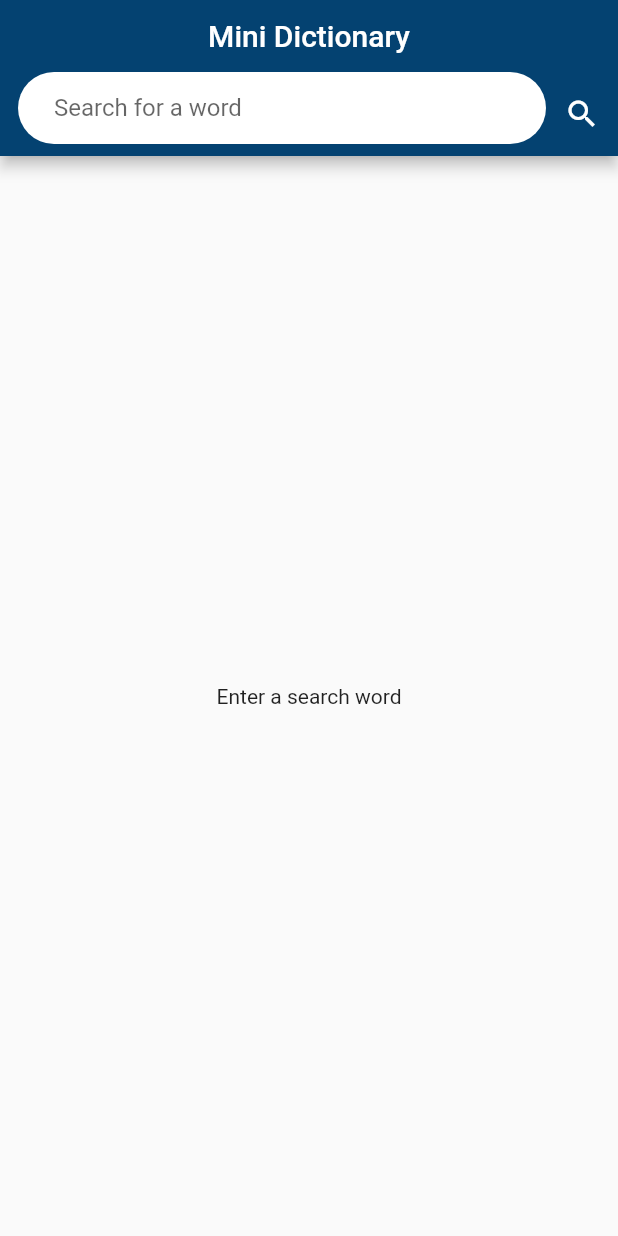
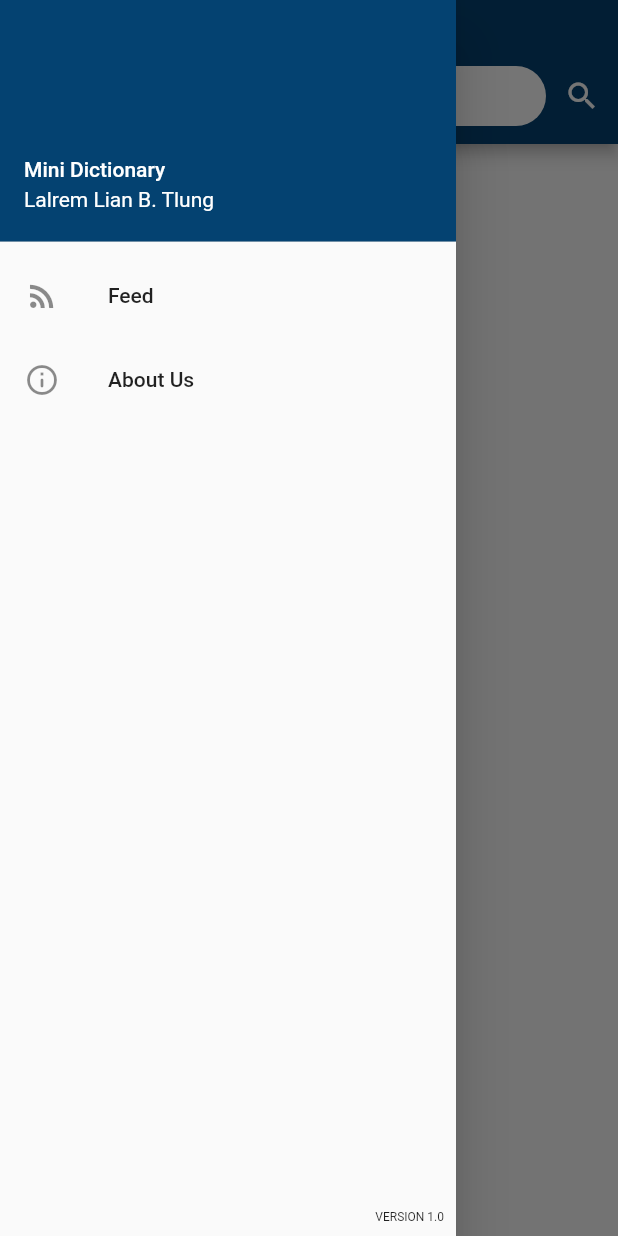
Before and after one commit to LalremLian/Mini_Dictionary, a Flutter app: the screen it shows after launch, with the side drawer open (before the commit the screen has no drawer), on a phone screen of 412 x 824 dp. Run offline on Flutter 3.47's test engine with Material 2 defaults, Android fonts, the phone set to English and light mode, and no system bars; our stand-ins replace double_back_to_close_app, get, lottie.

Commit message:
Worked on About

```diff
--- a/lib/routes/routes.dart
+++ b/lib/routes/routes.dart
@@ -1,5 +1,6 @@
 import 'package:get/get.dart';
 import 'package:mini_dictionary/binding/definition_binding.dart';
+import 'package:mini_dictionary/view/About%20Us.dart';
 import 'package:mini_dictionary/view/splash_screen_page.dart';
 
 import '../view/defination_page.dart';
@@ -19,6 +20,13 @@ appRoutes() => [
     transition: Transition.leftToRightWithFade,
     transitionDuration: const Duration(milliseconds: 500),
   ),
+  GetPage(
+    name: '/aboutUsScreen',
+    page: () => const AboutUs(),
+    middlewares: [MyMiddelware()],
+    transition: Transition.leftToRightWithFade,
+    transitionDuration: const Duration(milliseconds: 500),
+  ),
 ];
 
 class MyMiddelware extends GetMiddleware {
--- a/lib/view/defination_page.dart
+++ b/lib/view/defination_page.dart
@@ -1,5 +1,6 @@
 import 'package:flutter/material.dart';
 import 'package:get/get.dart';
+import 'package:mini_dictionary/widget/drawer_widget.dart';
 import '../controller/definition_page_controller.dart';
 import 'package:lottie/lottie.dart';
 
@@ -8,21 +9,100 @@ import 'package:double_back_to_close_app/double_back_to_close_app.dart';
 class Definition extends StatelessWidget {
   Definition({Key? key}) : super(key: key);
 
+  var scaffoldKey = GlobalKey<ScaffoldState>();
   //late Stream stream;
   final definitionPageController = Get.find<DefinitionPageController>();
 
   @override
   Widget build(BuildContext context) {
     return Scaffold(
+      key: scaffoldKey,
+      drawer: const DrawerWidget(),
       appBar: AppBar(
+        title: const Text('Mini Dictionary'),
+        leading: IconButton(
+          icon: const Icon(
+            Icons.menu_rounded,
+            // color: Colors.red,
+            size: 30, // Changing Drawer Icon Size
+          ),
+          onPressed: () {
+            if(scaffoldKey.currentState!.isDrawerOpen){
+              scaffoldKey.currentState!.closeDrawer();
+              //close drawer, if drawer is open
+            }else{
+              scaffoldKey.currentState!.openDrawer();
+              //open drawer, if drawer is closed
+            }
+          },
+          tooltip: MaterialLocalizations.of(context).openAppDrawerTooltip,
+        ),
+
+
+        /*actions: [
+*//*          IconButton(
+            icon: const Icon(
+              Icons.menu,
+              color: Colors.white,
+            ),
+            onPressed: () {
+              const DrawerWidget();
+            },
+          ),*//*
+
+          Container(
+            width: 250.0,
+            margin: const EdgeInsets.only(bottom: 8.0, top: 8.0),
+            decoration: BoxDecoration(
+              color: Colors.white,
+              borderRadius: BorderRadius.circular(24.0),
+            ),
+            child: TextFormField(
+              //.................................Search Action In keyboard
+              style: const TextStyle(fontSize: 18),
+              textInputAction: TextInputAction.search,
+              controller: definitionPageController.editingController,
+              decoration: const InputDecoration(
+                hintText: "Search for a word",
+                contentPadding: EdgeInsets.only(left: 24.0,bottom: 8.0),
+                border: InputBorder.none,
+              ),
+              onFieldSubmitted: (value) {
+                definitionPageController.getDefinition(value);
+              },
+*//*                    onChanged: (String value) {
+                      if (definitionPageController.debounce.isActive) {
+                        definitionPageController.debounce.cancel();
+                      }
+                      definitionPageController.debounce =
+                          Timer(const Duration(milliseconds: 1000), () {
+                        definitionPageController.search(value);
+                      });
+                    },*//*
+            ),
+          ),
+
+          IconButton(
+            icon: const Icon(
+              Icons.search,
+              color: Colors.white,
+            ),
+            onPressed: () {
+              String a = definitionPageController.editingController.text;
+              definitionPageController.getDefinition(a);
+            },
+          )
+        ],*/
         backgroundColor: const Color.fromRGBO(4, 66, 113, 1),
-        title: const Center(child: Text("Mini Dictionary")),
+        // title: const Text("Mini Dictionary"),
         bottom: PreferredSize(
-          preferredSize: const Size.fromHeight(48.0),
+          preferredSize: const Size.fromHeight(40.0),
           child: Row(
             children: <Widget>[
+
               Expanded(
                 child: Container(
+                  height: 40,
                   margin: const EdgeInsets.only(left: 12.0, bottom: 8.0),
                   decoration: BoxDecoration(
                     color: Colors.white,
@@ -34,7 +114,7 @@ class Definition extends StatelessWidget {
                     controller: definitionPageController.editingController,
                     decoration: const InputDecoration(
                       hintText: "Search for a word",
-                      contentPadding: EdgeInsets.only(left: 24.0),
+                      contentPadding: EdgeInsets.only(left: 24.0,bottom: 8.0),
                       border: InputBorder.none,
                     ),
                     onFieldSubmitted: (value) {
@@ -53,7 +133,9 @@ class Definition extends StatelessWidget {
                 ),
               ),
               //.....................................................Search Icon
-              IconButton(
+              Padding(
+                padding: const EdgeInsets.only(bottom: 8.0),
+                child: IconButton(
                   icon: const Icon(
                     Icons.search,
                     color: Colors.white,
@@ -62,6 +144,7 @@ class Definition extends StatelessWidget {
                     String a = definitionPageController.editingController.text;
                     definitionPageController.getDefinition(a);
                   },
+                ),
               )
             ],
           ),
@@ -106,8 +189,7 @@ class Definition extends StatelessWidget {
                           color: Colors.grey[300],
                           child: ListTile(
                             leading: definitionPageController.definitionList[index].definition == null
-                                ? null
-                                : Image.network(definitionPageController.definitionList[index].imageUrl,
+                                ? null : Image.network(definitionPageController.definitionList[index].imageUrl,
                                     errorBuilder: (context, error, stackTrace) {
                                     return const SizedBox(
                                         height: 400, child: Text(''));
--- /dev/null
+++ b/lib/widget/drawer_widget.dart
@@ -0,0 +1,58 @@
+import 'package:flutter/material.dart';
+import 'package:get/get.dart';
+
+class DrawerWidget extends StatelessWidget {
+  const DrawerWidget({
+    Key? key,
+  }) : super(key: key);
+
+  @override
+  Widget build(BuildContext context) {
+    return Drawer(
+      child: Column(
+        children: [
+          const UserAccountsDrawerHeader(
+            decoration: BoxDecoration(
+              color: Color.fromRGBO(4, 66, 113, 1),
+            ),
+/*            currentAccountPicture: CircleAvatar(
+              foregroundImage: AssetImage("images/profile.png"),
+            ),*/
+            accountName: Text("Mini Dictionary"),
+            accountEmail: Text("Lalrem Lian B. Tlung"),
+          ) ,
+
+          Expanded(
+            child: Column(
+              children: [
+                ListTile(
+                  leading: const Icon(Icons.rss_feed),
+                  title: const Text("Feed"),
+                  onTap: () {
+                    Get.toNamed("/iconChangerScreen");
+                  },
+                ),
+
+                ListTile(
+                  leading: const Icon(Icons.info_outline_rounded),
+                  title: const Text("About Us"),
+                  onTap: () {
+                    Get.toNamed("/aboutUsScreen");
+                  },
+                ),
+              ],
+            ),
+          ),
+          const Align(
+            alignment: Alignment.bottomRight,
+              child: Padding(
+                padding: EdgeInsets.all(8.0),
+                child: Text('VERSION 1.0',
+                  style: TextStyle(fontSize: 8.0),),
+              ))
+        ],
+      )
+
+    );
+  }
+}
--- a/pubspec.yaml
+++ b/pubspec.yaml
@@ -52,6 +52,8 @@ dev_dependencies:
   double_back_to_close_app: ^2.1.0
   get: ^4.6.4
 
+  google_mobile_ads: ^1.2.0
+
 
 
 flutter_icons:
```
Also changed, not shown: lib/ad_helper.dart (added, +34 -0 lines), lib/view/About Us.dart (added, +80 -0 lines), pubspec.lock, 2 other files. Lines whose indentation alone changed are shown as unchanged.
